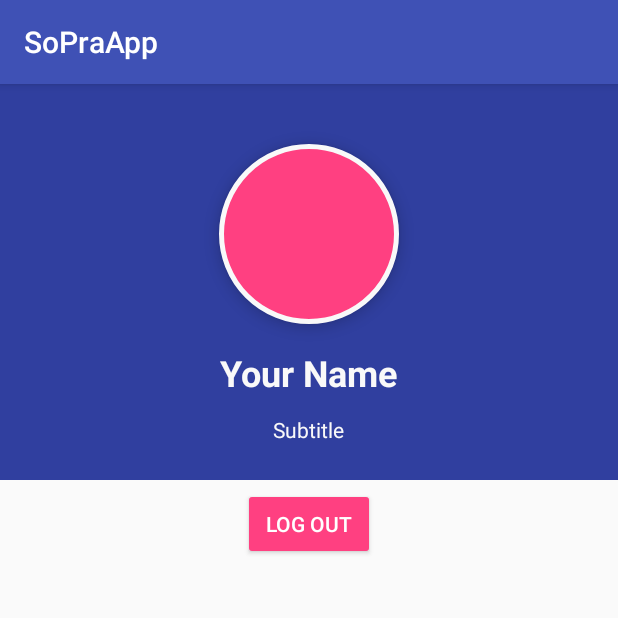
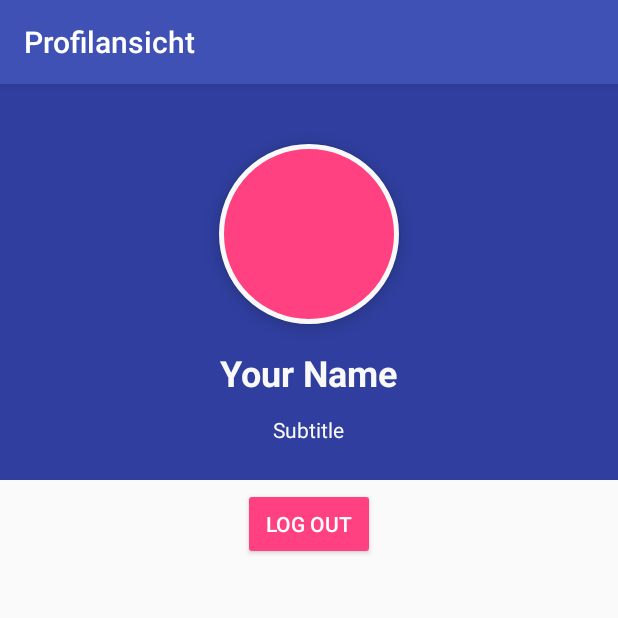
Before and after one commit to unaussprechlich/prumpo, an Android app: the ProfileActivity screen opened directly, with no data from a screen before it, on a phone screen of 412 x 824 dp, the top half of it. Run offline under Robolectric (Android 15) with nearby library versions, the phone set to English and light mode, and no system bars.

Commit message:
Profile Activity - Added app bar title

```diff
--- a/app/src/main/java/de/uni_stuttgart/informatik/sopra/sopraapp/ProfileActivity.java
+++ b/app/src/main/java/de/uni_stuttgart/informatik/sopra/sopraapp/ProfileActivity.java
@@ -10,6 +10,8 @@ public class ProfileActivity extends AppCompatActivity {
     protected void onCreate(Bundle savedInstanceState) {
         super.onCreate(savedInstanceState);
         setContentView(R.layout.activity_profile);
+
+        setTitle(R.string.profile_title_app_bar);
     }
 
 }
--- a/app/src/main/res/values/strings.xml
+++ b/app/src/main/res/values/strings.xml
@@ -24,6 +24,8 @@
     <string name="settings">Einstellungen</string>
     <string name="nav_username">Benutzername</string>
     <string name="nav_role">Rolle</string>
+
+    <string name="profile_title_app_bar">Profilansicht</string>
     <string name="profile_title">Your Name</string>
     <string name="profile_subtitle">Subtitle</string>
     <string name="profileLogoutButton">Log Out</string>
```
